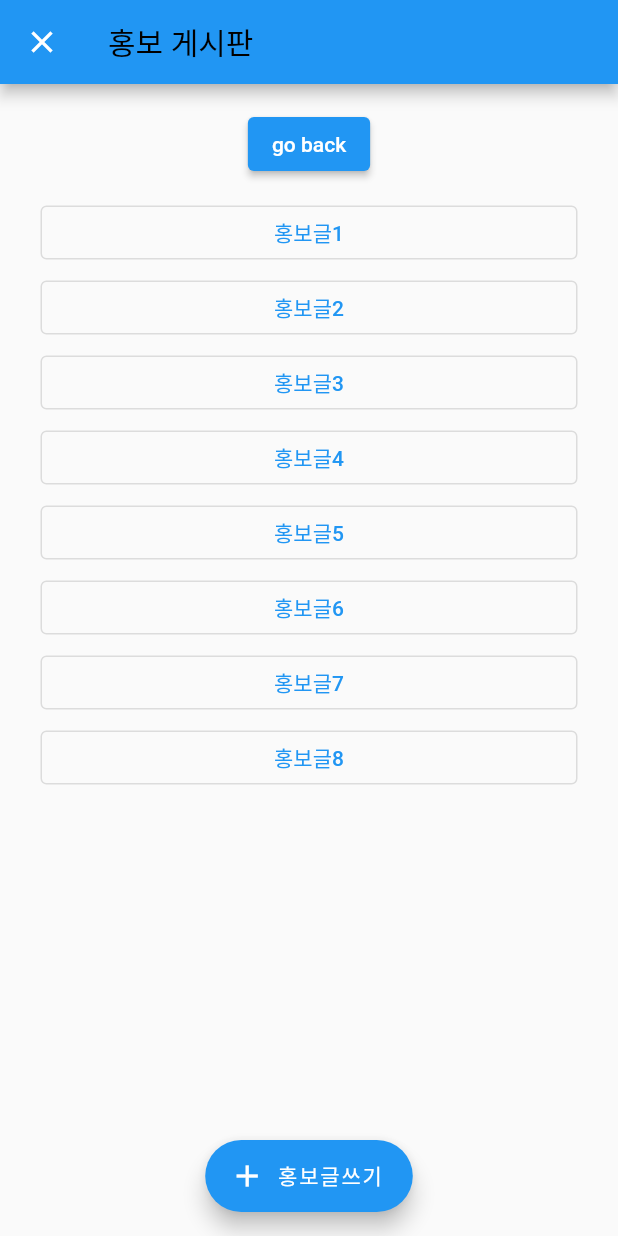
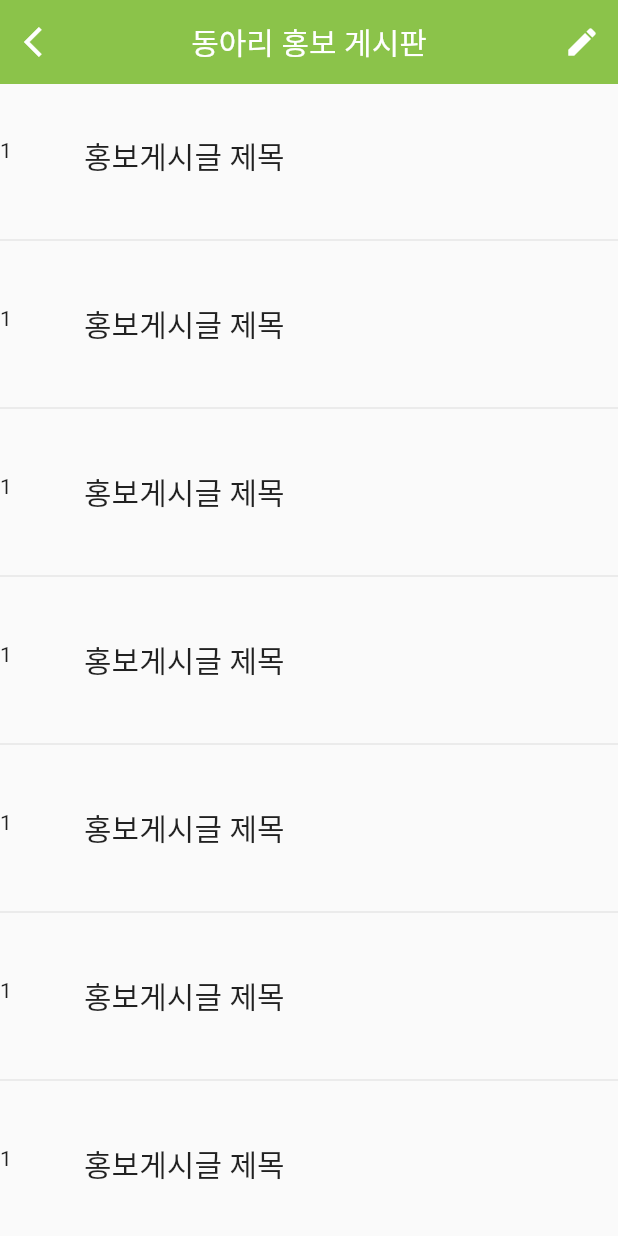
Before and after one commit to sac7160/2021_MooyaHong, a Flutter app: the AdBoardPage screen opened directly, on a phone screen of 412 x 824 dp. Run offline on Flutter 3.47's test engine with Material 2 defaults, Android fonts, the phone set to English and light mode, and no system bars; our stand-ins replace carousel_slider, get, image_picker.

Commit message:
new ad write page

```diff
--- a/club_app/lib/components/custom_elevated_button.dart
+++ b/club_app/lib/components/custom_elevated_button.dart
@@ -16,13 +16,14 @@ class CustomElevatedButton extends StatelessWidget {
   Widget build(BuildContext context) {
     return ElevatedButton(
       style: ElevatedButton.styleFrom(
+        primary: Colors.lightGreen[700],
         minimumSize: Size(double.infinity, 50),
         shape: RoundedRectangleBorder(
           borderRadius: BorderRadius.circular(20),
         ),
       ),
       onPressed: funPageRoute,
-      child: Text("$text")
+      child: Text("$text"),
       );
   }
 }
--- a/club_app/lib/page/board/ad_board_page.dart
+++ b/club_app/lib/page/board/ad_board_page.dart
@@ -1,6 +1,9 @@
+import 'package:club_app/page/board/notice_board/detail_page_add.dart';
+import 'package:club_app/page/home_page.dart';
 import 'package:flutter/material.dart';
-import 'package:club_app/page/board/notice_board/notice_page.dart';
-import 'package:club_app/page/board/notice_board/create_notice_page.dart';
+import 'package:get/get.dart';
+
+import 'notice_board/write_page_ad.dart';
 
 class AdBoardPage extends StatefulWidget {
   const AdBoardPage({Key? key}) : super(key: key);
@@ -14,94 +17,45 @@ class _AdBoardPageState extends State<AdBoardPage> {
   Widget build(BuildContext context) {
     return Scaffold(
       appBar: AppBar(
-          title: Text('홍보 게시판', style: TextStyle(color: Colors.black)),
-          leading: IconButton(
-            icon: Icon(Icons.close),
-            onPressed: () => Navigator.of(context).pop(),
-          )),
-      body: Padding(
-          padding: const EdgeInsets.all(16.0),
-          child: Column(
-            children: <Widget>[
-              ElevatedButton(
-                child: Text('go back'),
-                onPressed: () {
-                  Navigator.pop(context);
-                },
+        backgroundColor: Colors.lightGreen,
+        title: Text('동아리 홍보 게시판'),
+        centerTitle: true,
+        elevation: 0.0,
+        leading: IconButton(
+            icon: Icon(
+              Icons.arrow_back_ios,
               ),
-              Expanded(
-                  child: ListView(
-                      shrinkWrap: true,
-                      padding: EdgeInsets.all(10.0),
-                      children: <Widget>[
-                    Container(
-                        padding: EdgeInsets.all(1.0),
-                        child: OutlinedButton(
-                          child: Text('홍보글1'),
-                          onPressed: () {
-                            Navigator.push(
-                                context,
-                                MaterialPageRoute(
-                                    builder: (context) => NoticePage()));
-                          },
-                        )),
-                    Container(
-                        padding: EdgeInsets.all(1.0),
-                        child: OutlinedButton(
-                          child: Text('홍보글2'),
-                          onPressed: () {},
-                        )),
-                    Container(
-                      padding: EdgeInsets.all(1.0),
-                      child: OutlinedButton(
-                        child: Text('홍보글3'),
-                        onPressed: () {},
-                      ),
-                    ),
-                    Container(
-                        padding: EdgeInsets.all(1.0),
-                        child: OutlinedButton(
-                          child: Text('홍보글4'),
-                          onPressed: () {},
-                        )),
-                    Container(
-                        padding: EdgeInsets.all(1.0),
-                        child: OutlinedButton(
-                          child: Text('홍보글5'),
-                          onPressed: () {},
-                        )),
-                    Container(
-                        padding: EdgeInsets.all(1.0),
-                        child: OutlinedButton(
-                          child: Text('홍보글6'),
-                          onPressed: () {},
-                        )),
-                    Container(
-                        padding: EdgeInsets.all(1.0),
-                        child: OutlinedButton(
-                          child: Text('홍보글7'),
-                          onPressed: () {},
-                        )),
-                    Container(
-                        padding: EdgeInsets.all(1.0),
-                        child: OutlinedButton(
-                          child: Text('홍보글8'),
-                          onPressed: () {},
-                        )),
-                  ])),
-              FloatingActionButton.extended(
-                icon: const Icon(Icons.add),
-                label: Text('홍보글쓰기'),
-                onPressed: () {
-                  Navigator.push(
-                    context,
-                    MaterialPageRoute(
-                        builder: (context) => CreateNotice()), //홍보글로 수정필요
-                  );
-                },
-              ),
-            ],
-          )),
+            onPressed: () {
+              print('create button is clicked');
+              Get.to(HomePage());},
+          ),
+        actions: <Widget>[
+           IconButton(
+          icon: Icon(Icons.create),
+          onPressed: () {
+            print('create button is clicked');
+            Get.to(WritePageadd());
+            }
+          ),
+          ]
+      ),
+      body:
+       ListView.separated(
+        itemCount : 20,
+        itemBuilder: (context, index) {
+          return ListTile(
+            onTap: () {
+              Get.to(DetailPageadd(index),arguments: "arguments 속성 테스트");
+            },
+            title: Text('홍보게시글 제목',style: TextStyle(fontSize: 20.0),),
+            leading: Text("1"),
+            contentPadding: EdgeInsets.symmetric(vertical: 20.0, horizontal:0.0),
+            );
+          },
+      separatorBuilder:  (context, index) {
+        return Divider();
+      } ,
+    ),
     );
   }
 }
--- a/club_app/lib/page/board/notice_board/notice_page.dart
+++ b/club_app/lib/page/board/notice_board/notice_page.dart
@@ -16,7 +16,8 @@ class _NoticePageState extends State<NoticePage> {
           leading: IconButton(
             icon: Icon(Icons.close),
             onPressed: () => Navigator.of(context).pop(),
-          )),
+          ),
+          ),
     );
   }
 }
--- a/club_app/lib/page/board/notice_board/write_page.dart
+++ b/club_app/lib/page/board/notice_board/write_page_not.dart
@@ -22,11 +22,12 @@ class WritePage extends StatelessWidget {
             children:[
             CustomTextFormField(
               hint: "Title",
-              funValidator: validateTitle(),
+              funValidator: validateTitle(), //제목에는 ~가 들어갈 수 없습니다.
             ),
             CustomTextArea(
               hint: "Content" ,
               funValidator: validateContent(),
+               //내용에는 ~가 들어갈 수 없습니다.
             ),
             CustomElevatedButton(
               text: "글쓰기",
```
Also changed, not shown: club_app/lib/page/board/notice_board/detail_page_add.dart (renamed from club_app/lib/page/board/notice_board/detail_page.dart, +5 -5 lines), club_app/lib/page/board/notice_board/detail_page_not.dart (added, +61 -0 lines), club_app/lib/page/board/notice_board/notice_board_page.dart (+12 -8 lines), club_app/lib/page/board/notice_board/write_page_ad.dart (added, +70 -0 lines).
